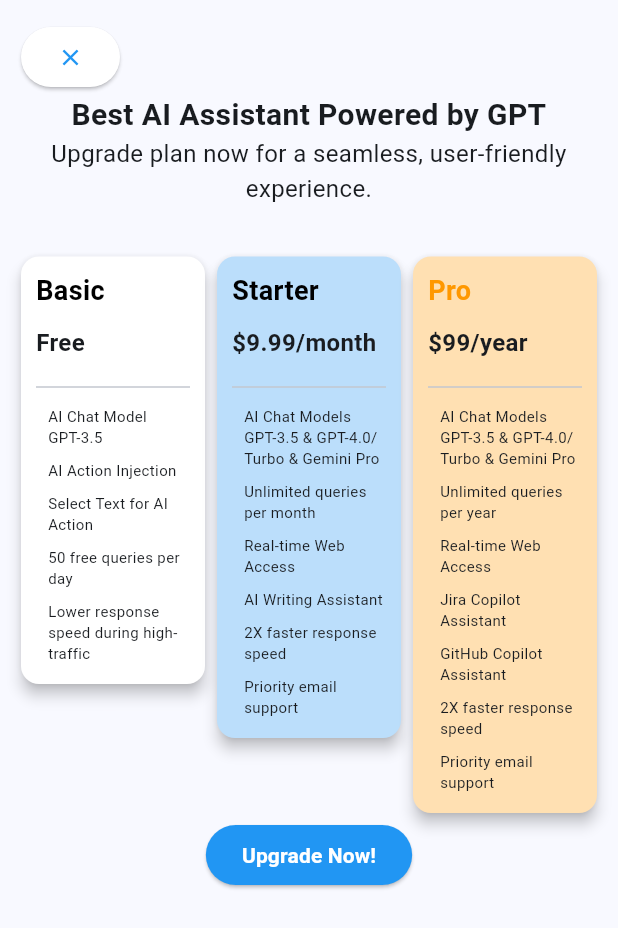
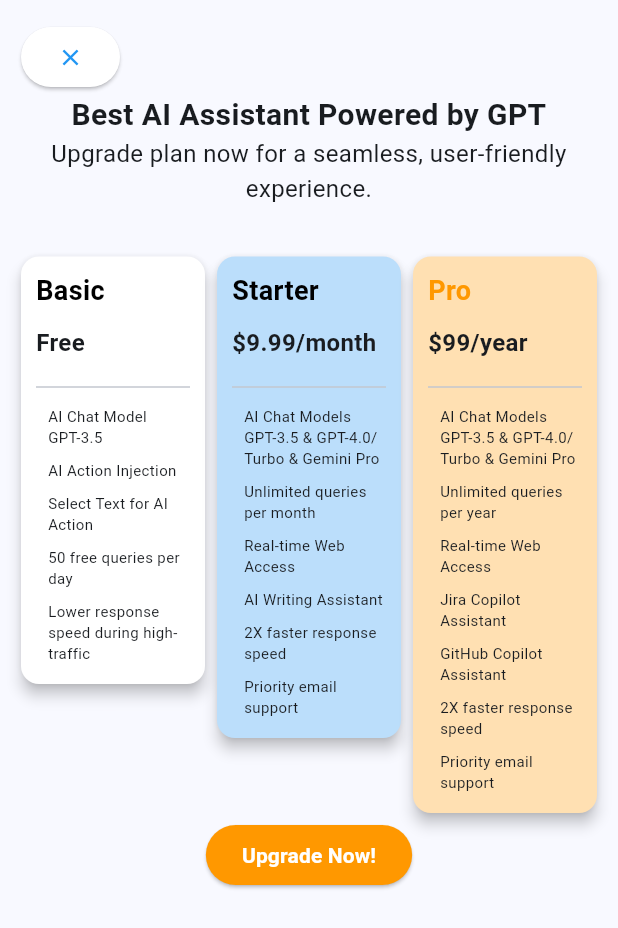
Before and after one commit to vtd182/jarvis_ai, a Flutter app: the PricingPage screen opened directly, on a phone screen of 412 x 824 dp. Shown: the top 928 px of the screen. Run offline on Flutter 3.47's test engine with Material 3 defaults, Android fonts, the phone set to English and light mode, and no system bars; drawn by our look-alikes of flutter_easyloading; our stand-ins replace after_layout, connectivity_plus, copy_with_extension, dio, easy_localization, equatable and 24 more; missing offline and left inert: alice_lightweight, dart_jsonwebtoken, shake, suga_core, visibility_aware_state, webview_flutter_android and 1 more; accounts and stored records are empty; generated files the repository leaves out were written again.

Commit message:
change lib

```diff
--- a/lib/modules/home/app/ui/account_upgrade_page.dart
+++ b/lib/modules/home/app/ui/account_upgrade_page.dart
@@ -1,5 +1,4 @@
 import 'package:flutter/material.dart';
-import 'package:get/route_manager.dart';
 import 'package:url_launcher/url_launcher.dart';
 
 void main() {
@@ -117,7 +116,7 @@ class PricingPage extends StatelessWidget {
             ElevatedButton(
               onPressed: _launchURL,
               style: ButtonStyle(
-                backgroundColor: WidgetStateProperty.all(Colors.blue),
+                backgroundColor: MaterialStateProperty.all(Colors.orange),
               ),
               child: const Text(
                 'Upgrade Now!',
```
